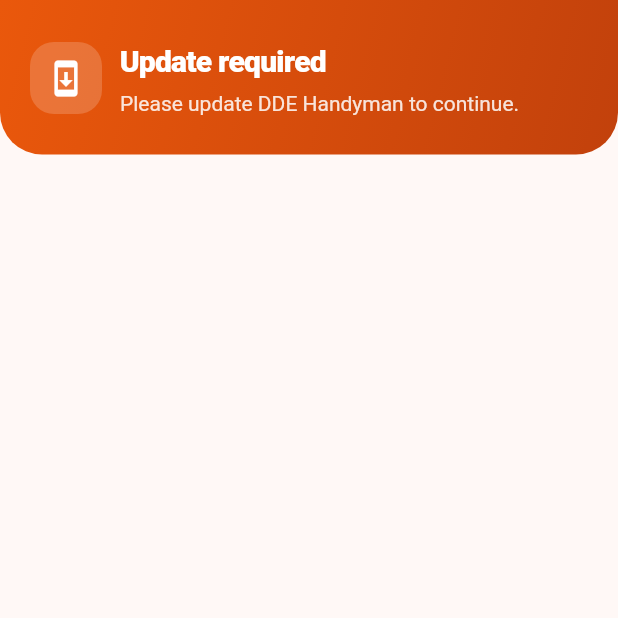
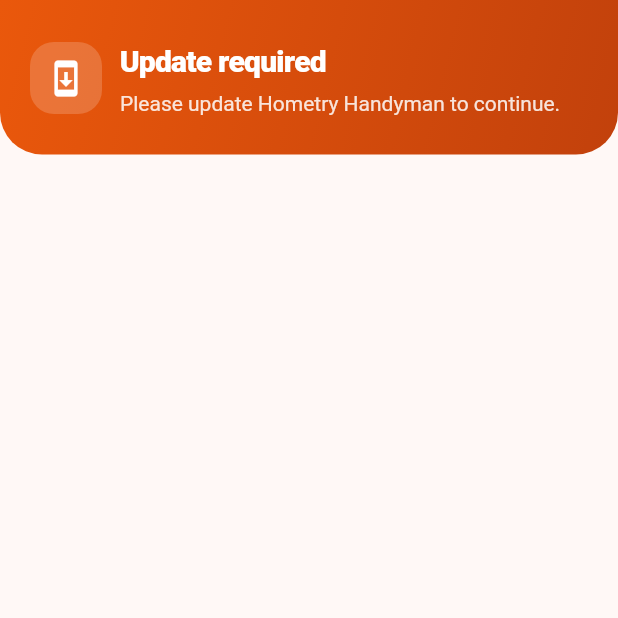
Before and after one commit to ddlist/DDE-MART-Handyman-app, a Flutter app: the UpdateScreen screen opened by its route, on a phone screen of 412 x 824 dp, the top half of it. Run offline on Flutter 3.47's test engine with Material 3 defaults, Android fonts, the phone set to English and light mode, and no system bars; our stand-ins replace dio, firebase_core, firebase_messaging, flutter_local_notifications, flutter_riverpod, flutter_secure_storage and 5 more; accounts and stored records are empty; network calls fail.

Commit message:
hometry rebrand + live API default + release signing

```diff
--- a/lib/core/config.dart
+++ b/lib/core/config.dart
@@ -3,11 +3,11 @@
 class AppConfig {
   static const apiBaseUrl = String.fromEnvironment(
     'API_BASE_URL',
-    defaultValue: 'http://dde-mart-admin.test/api/v1',
+    defaultValue: 'https://admin.hometry.in/api/v1',
   );
 
   /// Audience checked against GET /app-config min_versions.
   static const audience = 'worker';
 
-  static const appName = 'DDE Handyman';
+  static const appName = 'Hometry Handyman';
 }
--- a/lib/core/permissions.dart
+++ b/lib/core/permissions.dart
@@ -54,7 +54,7 @@
         builder: (context) => AlertDialog(
           title: Text('${_cap(permission.label)} disabled'),
           content: Text(
-            'DDE Handyman needs ${permission.label} access for this feature. '
+            'Hometry Handyman needs ${permission.label} access for this feature. '
             'Open settings to allow it.',
           ),
           actions: [
--- a/lib/core/push.dart
+++ b/lib/core/push.dart
@@ -57,7 +57,7 @@
 
     const channel = AndroidNotificationChannel(
       'dde_handyman',
-      'DDE Handyman updates',
+      'Hometry Handyman updates',
       importance: Importance.high,
     );
     final local = FlutterLocalNotificationsPlugin();
--- a/lib/features/account/more.dart
+++ b/lib/features/account/more.dart
@@ -260,7 +260,7 @@
       children: [
         GradientHeader(
           title: 'Emergency SOS',
-          subtitle: 'Sends your location to DDE-Mart safety staff.',
+          subtitle: 'Sends your location to Hometry safety staff.',
           icon: Icons.sos_outlined,
         ),
         Padding(
--- a/lib/main.dart
+++ b/lib/main.dart
@@ -21,7 +21,7 @@
     ref.watch(pushSyncProvider);
 
     return MaterialApp.router(
-      title: 'DDE Handyman',
+      title: 'Hometry Handyman',
       debugShowCheckedModeBanner: false,
       theme: DdeHandymanTheme.light(),
       darkTheme: DdeHandymanTheme.dark(),
--- a/lib/router.dart
+++ b/lib/router.dart
@@ -162,7 +162,7 @@
         children: [
           const GradientHeader(
             title: 'Under maintenance',
-            subtitle: 'DDE-Mart is getting a tune-up.',
+            subtitle: 'Hometry is getting a tune-up.',
             icon: Icons.construction_outlined,
           ),
           Padding(
@@ -201,7 +201,7 @@
         children: [
           GradientHeader(
             title: 'Update required',
-            subtitle: 'Please update DDE Handyman to continue.',
+            subtitle: 'Please update Hometry Handyman to continue.',
             icon: Icons.system_update_outlined,
           ),
         ],
```
Also changed, not shown: 5 other files.
